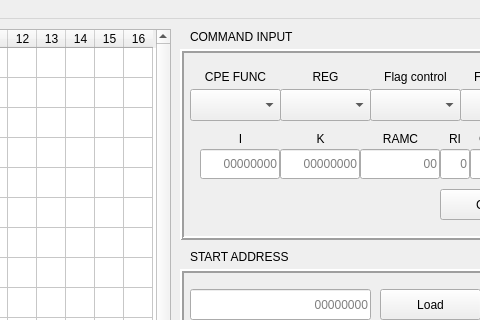
First picture: the form in MT589/mainwindow.ui, repository devborz/mt589-simulator, before the edit; both pictures show x 340 to 820 and y 0 to 320 of the 1000 by 800 pixel window.
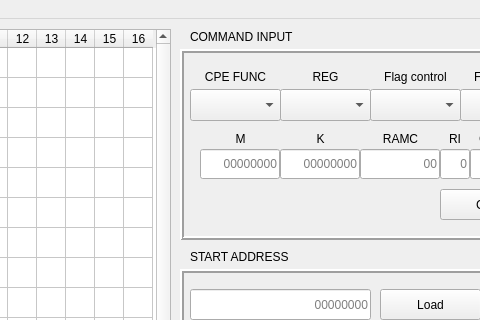
Second picture: the form after the edit.

```diff
--- a/MT589/mainwindow.ui
+++ b/MT589/mainwindow.ui
@@ -1273,7 +1273,7 @@
       </rect>
      </property>
      <property name="text">
-      <string>I</string>
+      <string>M</string>
      </property>
      <property name="alignment">
       <set>Qt::AlignCenter</set>
```
Left out of the diff: 9 changed lines with no effect on the pictures.
